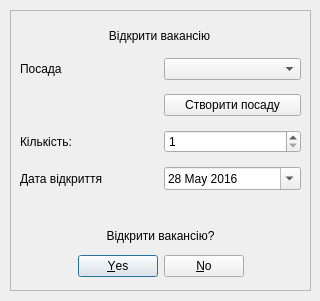
This is dialog_openvacancy.ui in landrew31/db_course_work as Qt 5 draws it before an edit. The edited form follows.
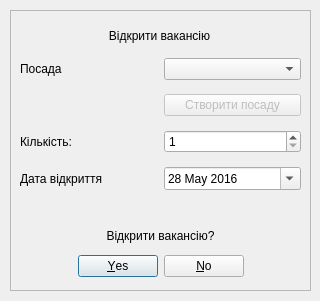
This is the edited form.

What changed in the file:
```diff
--- a/dialog_openvacancy.ui
+++ b/dialog_openvacancy.ui
@@ -95,6 +95,9 @@
      </item>
      <item row="1" column="1">
       <widget class="QPushButton" name="button_createPosition">
+       <property name="enabled">
+        <bool>false</bool>
+       </property>
        <property name="cursor">
         <cursorShape>PointingHandCursor</cursorShape>
        </property>
```
